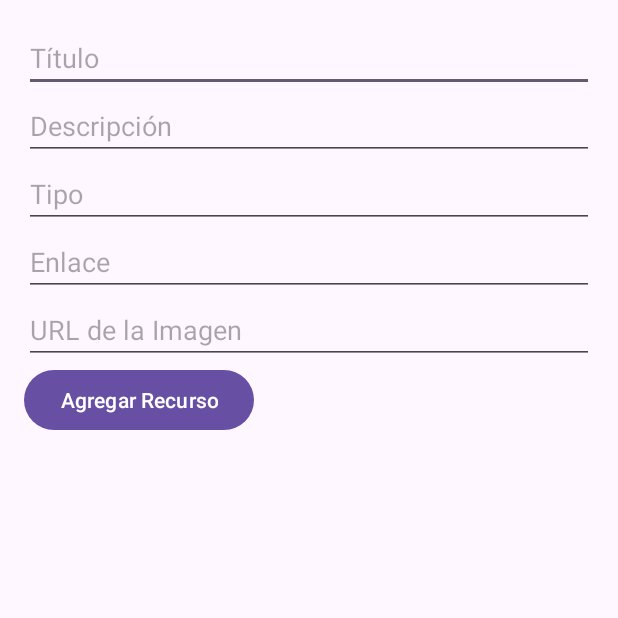
After one commit to JulianMoreno03/Desafio3_DSM, an Android app: the AddRecursoActivity screen opened directly, with no data from a screen before it, on a phone screen of 412 x 824 dp, the top half of it. The commit adds this screen. Run offline under Robolectric (Android 15) with nearby library versions, the phone set to English and light mode, and no system bars.

Commit message:
Funcion update

```diff
--- a/app/src/main/AndroidManifest.xml
+++ b/app/src/main/AndroidManifest.xml
@@ -17,6 +17,12 @@
         android:usesCleartextTraffic="true"
         tools:targetApi="31">
         <activity
+            android:name=".ModificarActivity"
+            android:exported="false" />
+        <activity
+            android:name=".AddRecursoActivity"
+            android:exported="false" />
+        <activity
             android:name=".RecursoDetailActivity"
             android:exported="false" />
         <activity
--- /dev/null
+++ b/app/src/main/java/edu/udb/desafio03_dsm/AddRecursoActivity.kt
@@ -0,0 +1,89 @@
+package edu.udb.desafio03_dsm
+
+import android.os.Bundle
+import android.util.Log
+import android.widget.Button
+import android.widget.EditText
+import android.widget.Toast
+import androidx.appcompat.app.AppCompatActivity
+import edu.udb.desafio03_dsm.model.Recurso
+import edu.udb.desafio03_dsm.network.RetrofitInstance
+import edu.udb.desafio03_dsm.ui.adapter.RecursoAdapter
+import retrofit2.Call
+import retrofit2.Callback
+import retrofit2.Response
+
+class AddRecursoActivity : AppCompatActivity() {
+
+    private lateinit var tituloEditText: EditText
+    private lateinit var descripcionEditText: EditText
+    private lateinit var tipoEditText: EditText
+    private lateinit var enlaceEditText: EditText
+    private lateinit var imagenEditText: EditText
+    private lateinit var agregarRecursoButton: Button
+
+    private lateinit var recursoAdapter: RecursoAdapter
+    private lateinit var recursos: List<Recurso>
+    override fun onCreate(savedInstanceState: Bundle?) {
+        super.onCreate(savedInstanceState)
+        setContentView(R.layout.activity_add_recurso)
+
+        tituloEditText = findViewById(R.id.tituloEditText)
+        descripcionEditText = findViewById(R.id.descripcionEditText)
+        tipoEditText = findViewById(R.id.tipoEditText)
+        enlaceEditText = findViewById(R.id.enlaceEditText)
+        imagenEditText = findViewById(R.id.imagenEditText)
+        agregarRecursoButton = findViewById(R.id.agregarRecursoButton)
+
+        agregarRecursoButton.setOnClickListener {
+            val titulo = tituloEditText.text.toString()
+            val descripcion = descripcionEditText.text.toString()
+            val tipo = tipoEditText.text.toString()
+            val enlace = enlaceEditText.text.toString()
+            val imagen = imagenEditText.text.toString()
+
+            if (titulo.isNotEmpty() && descripcion.isNotEmpty() && tipo.isNotEmpty() && enlace.isNotEmpty() && imagen.isNotEmpty()) {
+                val nuevoRecurso = Recurso(0, titulo, descripcion, tipo, enlace, imagen)
+                addRecurso(nuevoRecurso)
+            } else {
+                Toast.makeText(this, "Por favor completa todos los campos.", Toast.LENGTH_SHORT).show()
+            }
+        }
+    }
+
+    private fun addRecurso(recurso: Recurso) {
+        RetrofitInstance.api.addRecurso(recurso).enqueue(object : Callback<Recurso> {
+            override fun onResponse(call: Call<Recurso>, response: Response<Recurso>) {
+                if (response.isSuccessful) {
+                    Toast.makeText(this@AddRecursoActivity, "Recurso agregado exitosamente", Toast.LENGTH_SHORT).show()
+                    getRecursos()
+                } else {
+                    Toast.makeText(this@AddRecursoActivity, "Error al agregar el recurso", Toast.LENGTH_SHORT).show()
+                }
+            }
+
+            override fun onFailure(call: Call<Recurso>, t: Throwable) {
+                Toast.makeText(this@AddRecursoActivity, "Error: ${t.message}", Toast.LENGTH_SHORT).show()
+            }
+        })
+    }
+
+
+    //lo mismo, volvemos a llamar a todos los recursos para actualizar
+    private fun getRecursos() {
+        RetrofitInstance.api.getRecursos().enqueue(object : Callback<List<Recurso>> {
+            override fun onResponse(call: Call<List<Recurso>>, response: Response<List<Recurso>>) {
+                if (response.isSuccessful) {
+                    recursos = response.body() ?: emptyList() // Guardar los recursos en la variable
+                    recursoAdapter.setRecursos(recursos) // Pasa los recursos al adaptador
+                } else {
+                    Log.e("MainActivity", "Error en la respuesta")
+                }
+            }
+
+            override fun onFailure(call: Call<List<Recurso>>, t: Throwable) {
+                Log.e("MainActivity", "Error en la llamada: ${t.message}")
+            }
+        })
+    }
+}
--- a/app/src/main/java/edu/udb/desafio03_dsm/network/RecursoApiService.kt
+++ b/app/src/main/java/edu/udb/desafio03_dsm/network/RecursoApiService.kt
@@ -15,11 +15,11 @@ interface RecursoApiService {
     fun getRecursoById(@Path("id") id: Int): Call<Recurso>
 
     // Agregar un recurso
-    @POST("recursos/recurso")
+    @POST("recursos/")
     fun addRecurso(@Body recurso: Recurso): Call<Recurso>
 
     // Modificar un recurso
-    @PUT("recursos/recurso/{id}")
+    @PUT("recursos/{id}")
     fun updateRecurso(@Path("id") id: Int, @Body recurso: Recurso): Call<Recurso>
 
     // Eliminar un recurso
--- a/app/src/main/res/drawable/button_background.xml
+++ b/app/src/main/res/drawable/button_background.xml
@@ -1,6 +1,6 @@
 <?xml version="1.0" encoding="utf-8"?>
 <shape xmlns:android="http://schemas.android.com/apk/res/android">
-    <solid android:color="@android:color/transparent" /> <!-- Fondo transparente -->
+    <solid android:color="@android:color/transparent" />
     <stroke
         android:width="2dp"
     android:color="@color/black" />
--- /dev/null
+++ b/app/src/main/res/layout/activity_add_recurso.xml
@@ -0,0 +1,44 @@
+<!-- activity_add_recurso.xml -->
+<LinearLayout
+    xmlns:android="http://schemas.android.com/apk/res/android"
+    android:layout_width="match_parent"
+    android:layout_height="match_parent"
+    android:orientation="vertical"
+    android:padding="16dp">
+
+    <EditText
+        android:id="@+id/tituloEditText"
+        android:layout_width="match_parent"
+        android:layout_height="wrap_content"
+        android:hint="Título" />
+
+    <EditText
+        android:id="@+id/descripcionEditText"
+        android:layout_width="match_parent"
+        android:layout_height="wrap_content"
+        android:hint="Descripción" />
+
+    <EditText
+        android:id="@+id/tipoEditText"
+        android:layout_width="match_parent"
+        android:layout_height="wrap_content"
+        android:hint="Tipo" />
+
+    <EditText
+        android:id="@+id/enlaceEditText"
+        android:layout_width="match_parent"
+        android:layout_height="wrap_content"
+        android:hint="Enlace" />
+
+    <EditText
+        android:id="@+id/imagenEditText"
+        android:layout_width="match_parent"
+        android:layout_height="wrap_content"
+        android:hint="URL de la Imagen" />
+
+    <Button
+        android:id="@+id/agregarRecursoButton"
+        android:layout_width="wrap_content"
+        android:layout_height="wrap_content"
+        android:text="Agregar Recurso" />
+</LinearLayout>
--- a/app/src/main/res/layout/activity_recurso_detail.xml
+++ b/app/src/main/res/layout/activity_recurso_detail.xml
@@ -66,8 +66,9 @@
                 android:layout_width="match_parent"
                 android:layout_height="wrap_content"
                 android:text="Modificar"
+                android:backgroundTint="@color/white"
                 android:layout_marginTop="16dp"
-                android:background="@android:color/white"/>
+                android:textColor="@color/black"/>
 
             <!-- Botón para eliminar el recurso -->
             <Button
```
Also changed, not shown: app/src/main/java/edu/udb/desafio03_dsm/MainActivity.kt (+12 -2 lines), app/src/main/java/edu/udb/desafio03_dsm/ModificarActivity.kt (added, +106 -0 lines), app/src/main/java/edu/udb/desafio03_dsm/RecursoDetailActivity.kt (+13 -1 lines), app/src/main/res/layout/activity_main.xml (+16 -2 lines), app/src/main/res/layout/activity_modificar.xml (added, +46 -0 lines).
